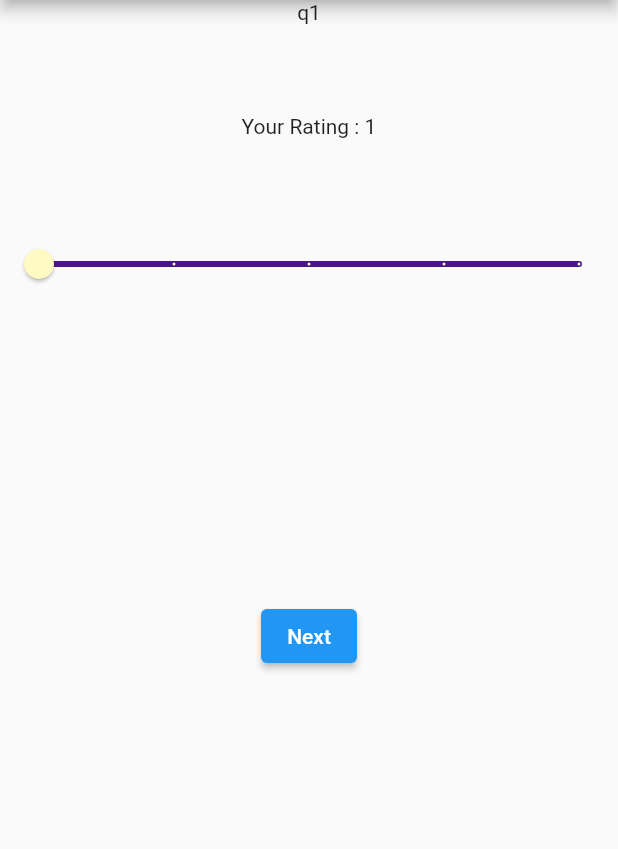
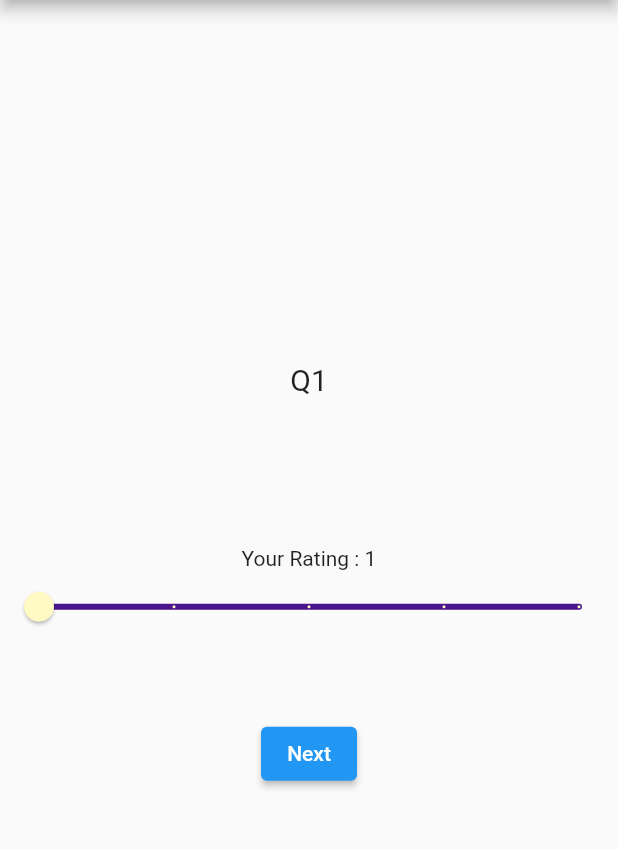
Before and after one commit to astar400/Flutter-qstp-feedback-app, a Flutter app: the screen it shows after launch, after a tap on "Start", on a phone screen of 412 x 824 dp, the part 84-933 px from its top. Run offline on Flutter 3.47's test engine with Material 2 defaults, Android fonts, the phone set to English and light mode, and no system bars.

Commit message:
initial commit

```diff
--- a/lib/main.dart
+++ b/lib/main.dart
@@ -40,7 +40,10 @@ class _HomeState extends State<Home> {
         child: Column(
           mainAxisAlignment:MainAxisAlignment.center,
           children: [
-            Text("Welcome to my feedback app"),
+            Text("Welcome to my feedback app",
+            style: TextStyle(
+              fontSize: 20,
+            ),),
             SizedBox(height: 70.00,),
             Padding(
               padding: const EdgeInsets.all(10.0),
@@ -93,12 +96,14 @@ class _QuestionTemplateState extends State<QuestionTemplate> {
         title: Text("Quiz App"),
       ),
       body: Column(
+        mainAxisAlignment: MainAxisAlignment.center,
         children: [Text(
-          "${Question_list[this.id-1].text}"
+          "${Question_list[this.id-1].text}",
+          style : TextStyle(fontSize: 20.0),
         ),
-          SizedBox(height: 60,),
+          SizedBox(height: 100,),
           Text("Your Rating : ${this.answer.toInt()}"),
-          SizedBox(height: 60,),
+          // SizedBox(height: 60,),
           Slider(
               value: answer,
               onChanged:(double newanswer){
@@ -112,7 +117,7 @@ class _QuestionTemplateState extends State<QuestionTemplate> {
               inactiveColor: Colors.purple[200*(6-this.answer.toInt())-100],
 
           ),
-          SizedBox(height: 200,),
+          SizedBox(height: 50,),
           ElevatedButton(
             onPressed: (){
             Question_list[this.id-1].answer=answer.toInt();
--- a/lib/question.dart
+++ b/lib/question.dart
@@ -5,16 +5,16 @@ class Question{
 }
 //To add question just add Question(text:"enter your text here",question_no:number) and then add route in main material app
 List <Question>  Question_list =[
-  Question(text:"q1",question_no: 1)
+  Question(text:"Q1",question_no: 1)
   ,
-  Question(text:"q2",question_no: 2)
+  Question(text:"Q2",question_no: 2)
   ,
-  Question(text:"q3",question_no: 3)
+  Question(text:"Q3",question_no: 3)
   ,
-  Question(text:"q4",question_no: 4)
+  Question(text:"Q4",question_no: 4)
   ,
-  Question(text:"q5",question_no: 5)
+  Question(text:"Q5",question_no: 5)
   ,
-  Question(text:"q6",question_no: 6)
+  Question(text:"Q6",question_no: 6)
   ,
 ];
```
